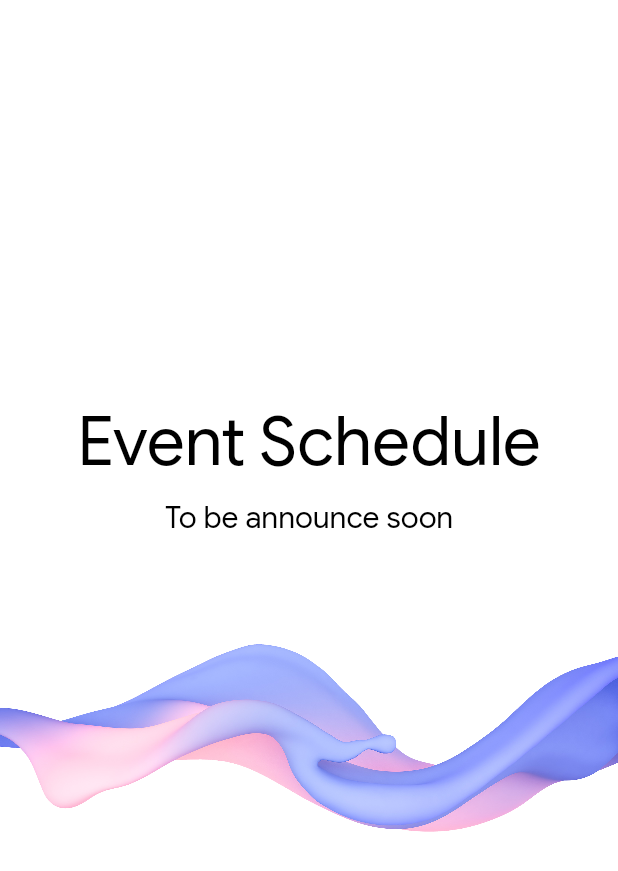
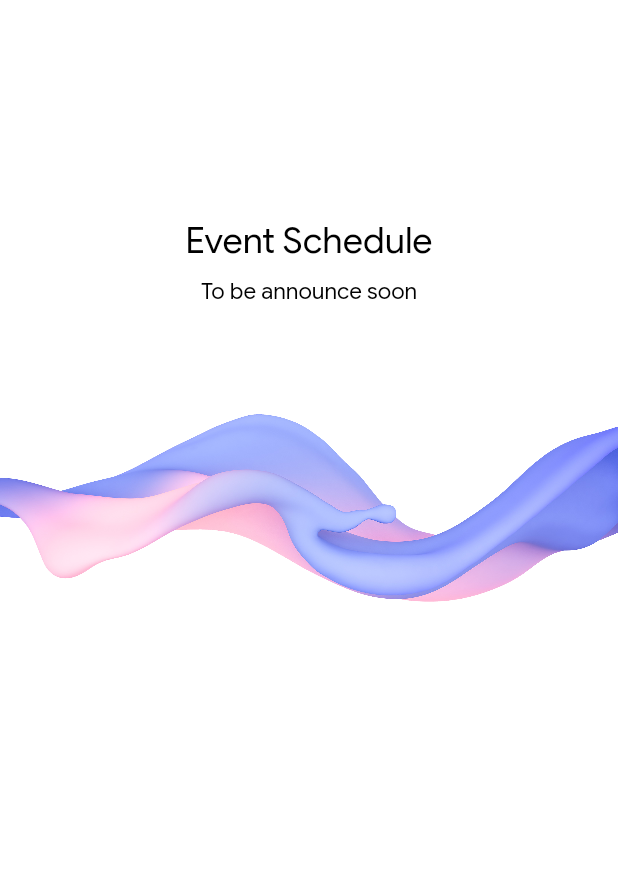
Before and after one commit to FlutterMumbai/Flutter_Engage_Extended_Mumbai, a Flutter app: the EventSchedulePage widget shown alone on an empty page, opened directly, on a phone screen of 412 x 824 dp. Shown: the top 871 px of the screen. Run offline on Flutter 3.47's test engine with Material 2 defaults, Android fonts, the phone set to English and light mode, and no system bars.

Commit message:
Update event_schedule_page.dart

```diff
--- a/lib/pages/event_schedule_page.dart
+++ b/lib/pages/event_schedule_page.dart
@@ -1,9 +1,16 @@
 import 'package:flutter/material.dart';
 import 'package:flutterengagemumbai/utils/assets.dart';
+import 'package:flutterengagemumbai/services/responsiveness.dart';
+
 
 class EventSchedulePage extends StatelessWidget {
   @override
   Widget build(BuildContext context) {
+    return eventSchedulePageContext(context);
+  }
+
+  Container eventSchedulePageContext(BuildContext context) {
+    if (Responsiveness.isLargeScreen(context)) {
       return Container(
         width: MediaQuery.of(context).size.width,
         height: MediaQuery.of(context).size.height,
@@ -37,5 +44,77 @@ class EventSchedulePage extends StatelessWidget {
           ),
         ),
       );
+    } else if (Responsiveness.isMediumScreen(context)) {
+      return Container(
+        width: MediaQuery.of(context).size.width,
+        height: MediaQuery.of(context).size.height / 1.7,
+        padding: EdgeInsets.symmetric(vertical: 10.0),
+        child: Center(
+          child: Column(
+            mainAxisAlignment: MainAxisAlignment.center,
+            children: [
+              Text(
+                "Event Schedule",
+                style: Theme.of(context).textTheme.headline3,
+              ),
+              SizedBox(
+                height: 10.0,
+              ),
+              Text(
+                "To be announce soon",
+                style: Theme.of(context).textTheme.headline6,
+              ),
+              SizedBox(
+                height: 70.0,
+              ),
+              Flexible(
+                child: Image.asset(
+                  Assets.liquidArt,
+                  width: MediaQuery.of(context).size.width,
+                  fit: BoxFit.fitWidth,
+                  filterQuality: FilterQuality.high,
+                ),
+              ),
+            ],
+          ),
+        ),
+      );
+    } else {
+      return Container(
+        width: MediaQuery.of(context).size.width,
+        height: MediaQuery.of(context).size.height / 1.5,
+        child: Center(
+          child: Column(
+            mainAxisAlignment: MainAxisAlignment.center,
+            children: [
+              Text(
+                "Event Schedule",
+                style: Theme.of(context).textTheme.headline5,
+              ),
+              SizedBox(
+                height: 10.0,
+              ),
+              Text(
+                "To be announce soon",
+                style: Theme.of(context).textTheme.subtitle1!.copyWith(
+                  fontSize: 15.0,
+                ),
+              ),
+              SizedBox(
+                height: 70.0,
+              ),
+              Flexible(
+                child: Image.asset(
+                  Assets.liquidArt,
+                  width: MediaQuery.of(context).size.width,
+                  fit: BoxFit.fitWidth,
+                  filterQuality: FilterQuality.high,
+                ),
+              ),
+            ],
+          ),
+        ),
+      );
     }
   }
+}
```
Lines whose indentation alone changed are shown as unchanged.
